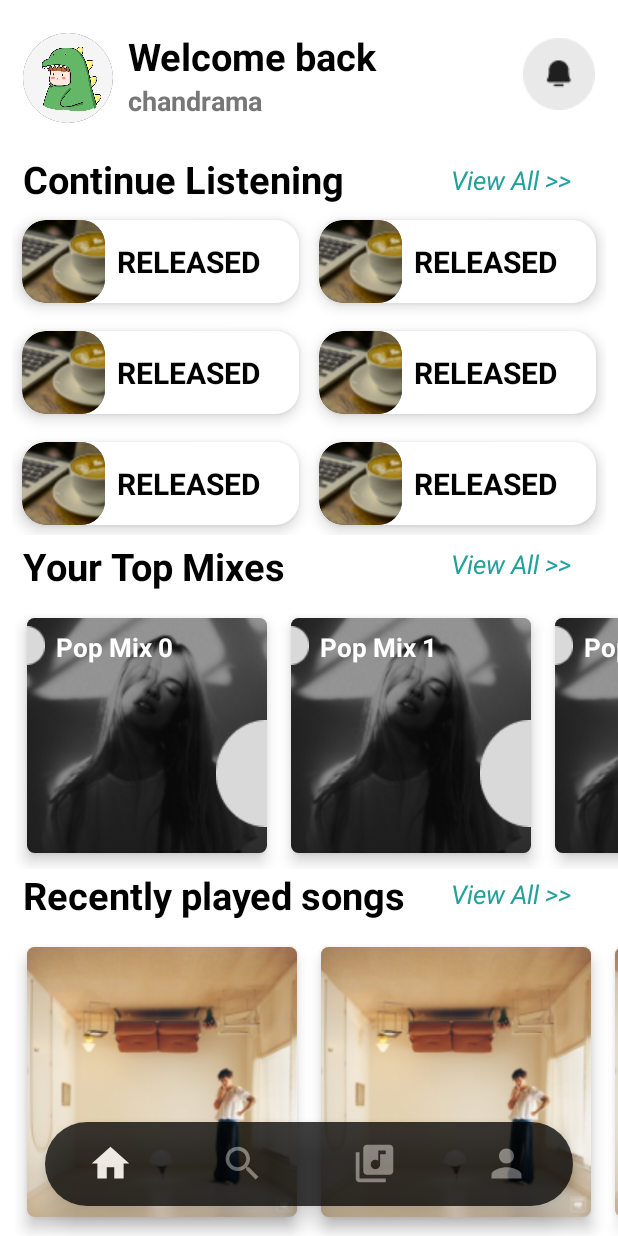
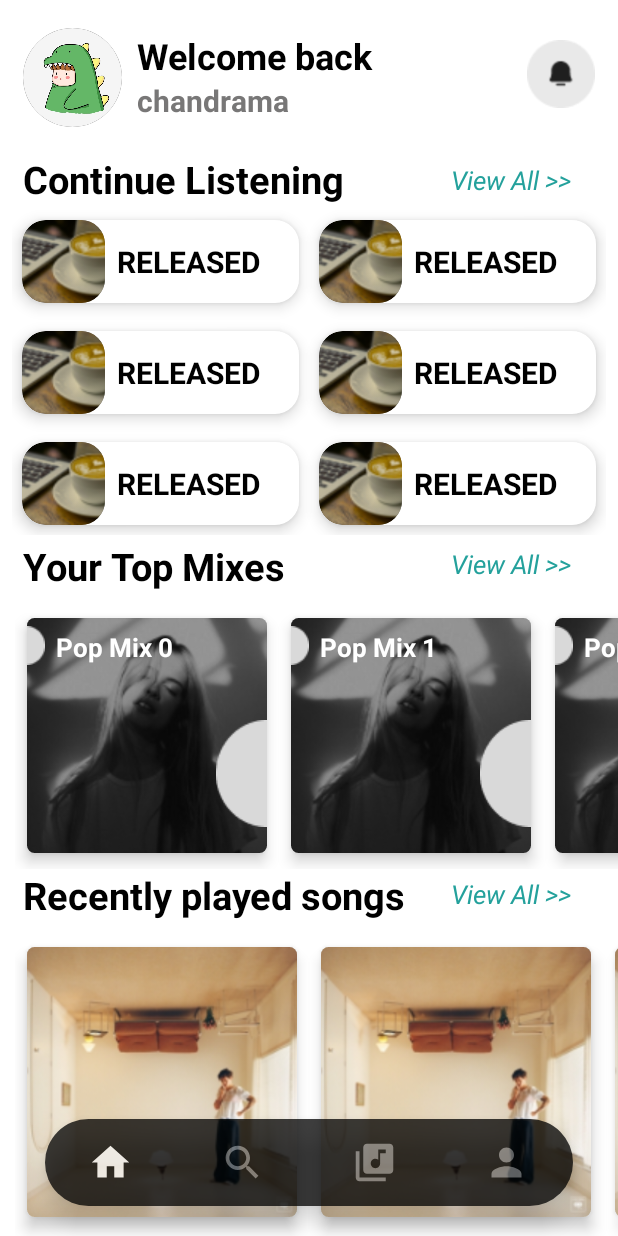
Before and after one commit to thm1911/Android---NCast, an Android app: the MainAppFragment screen opened through its navigation route, on a phone screen of 412 x 824 dp. Run offline under Robolectric (Android 15) with nearby library versions, the phone set to English and light mode, and no system bars; our stand-ins replace navigation-ui.

Commit message:
constraint layout

```diff
--- a/app/src/main/java/com/example/ncast/ui/mainApp/home/HomeFragment.kt
+++ b/app/src/main/java/com/example/ncast/ui/mainApp/home/HomeFragment.kt
@@ -1,4 +1,5 @@
 package com.example.ncast.ui.mainApp.home
+
 import com.example.ncast.adapter.recyclerViewHomeAdapter.ContinueCategoryAdapter
 import android.os.Bundle
 import android.view.LayoutInflater
@@ -7,41 +8,53 @@ import android.view.ViewGroup
 import androidx.fragment.app.Fragment
 import androidx.recyclerview.widget.GridLayoutManager
 import androidx.recyclerview.widget.LinearLayoutManager
-import androidx.recyclerview.widget.RecyclerView
 import com.example.ncast.R
 import com.example.ncast.SpacingItem
 import com.example.ncast.adapter.recyclerViewHomeAdapter.RecentMusicListeningAdapter
 import com.example.ncast.adapter.recyclerViewHomeAdapter.TopTrendingAdapter
+import com.example.ncast.databinding.FragmentHomeBinding
 
 class HomeFragment : Fragment() {
+
+    private var _binding: FragmentHomeBinding? = null
+    private val binding get() = _binding!!
 
     override fun onCreateView(
         inflater: LayoutInflater,
         container: ViewGroup?,
         savedInstanceState: Bundle?
     ): View? {
-        val view = inflater.inflate(R.layout.fragment_home, container, false)
+        _binding = FragmentHomeBinding.inflate(inflater, container, false)
+        return binding.root
+    }
+
+    override fun onViewCreated(view: View, savedInstanceState: Bundle?) {
+        super.onViewCreated(view, savedInstanceState)
 
         // Continue Listening
-        val recyclerView: RecyclerView = view.findViewById(R.id.recyclerView_continue)
-        recyclerView.layoutManager = GridLayoutManager(requireContext(), 2)// cột
+        binding.recyclerViewContinue.layoutManager = GridLayoutManager(requireContext(), 2) // cột
         val adapter = ContinueCategoryAdapter()
-        recyclerView.adapter = adapter
+        binding.recyclerViewContinue.adapter = adapter
 
-        //Top Trending
-        val recyclerViewTrending: RecyclerView = view.findViewById(R.id.recyclerView_top_trending)
-        recyclerViewTrending.layoutManager = LinearLayoutManager(requireContext(), LinearLayoutManager.HORIZONTAL, false)
+        // Top Trending
+        binding.recyclerViewTopTrending.layoutManager =
+            LinearLayoutManager(requireContext(), LinearLayoutManager.HORIZONTAL, false)
         val adapterTrending = TopTrendingAdapter()
-        recyclerViewTrending.adapter = adapterTrending
+        binding.recyclerViewTopTrending.adapter = adapterTrending
 
         // Recent Music Listening
-        val recyclerViewRecentMusic: RecyclerView = view.findViewById(R.id.recyclerView_recent_music_listening)
-        recyclerViewRecentMusic.layoutManager = LinearLayoutManager(requireContext(), LinearLayoutManager.HORIZONTAL, false)
+        binding.recyclerViewRecentMusicListening.layoutManager =
+            LinearLayoutManager(requireContext(), LinearLayoutManager.HORIZONTAL, false)
         val adapterRecentMusic = RecentMusicListeningAdapter()
-        recyclerViewRecentMusic.adapter = adapterRecentMusic
+        binding.recyclerViewRecentMusicListening.adapter = adapterRecentMusic
+
+        // Adding spacing
         val space = resources.getDimensionPixelSize(R.dimen.space)
-        recyclerView.addItemDecoration(SpacingItem(space))
+        binding.recyclerViewContinue.addItemDecoration(SpacingItem(space))
+    }
 
-        return view
+    override fun onDestroyView() {
+        super.onDestroyView()
+        _binding = null
     }
 }
--- a/app/src/main/res/layout/fragment_home.xml
+++ b/app/src/main/res/layout/fragment_home.xml
@@ -1,182 +1,187 @@
 <?xml version="1.0" encoding="utf-8"?>
-<androidx.constraintlayout.widget.ConstraintLayout
-    xmlns:android="http://schemas.android.com/apk/res/android"
+<androidx.constraintlayout.widget.ConstraintLayout xmlns:android="http://schemas.android.com/apk/res/android"
     xmlns:app="http://schemas.android.com/apk/res-auto"
     xmlns:tools="http://schemas.android.com/tools"
     android:layout_width="match_parent"
     android:layout_height="match_parent"
-    tools:context=".ui.mainApp.home.HomeFragment"
-    android:background="@color/white">
+    android:background="@color/white"
+    tools:context=".ui.mainApp.home.HomeFragment">
 
     <ImageView
-        android:layout_width="wrap_content"
-        android:layout_height="wrap_content"
+        android:layout_width="0dp"
+        android:layout_height="0dp"
+        android:layout_marginEnd="15dp"
         android:src="@drawable/notification"
+        app:layout_constraintBottom_toTopOf="@id/continue_listening"
+        app:layout_constraintDimensionRatio="1:1"
+        app:layout_constraintEnd_toEndOf="parent"
+        app:layout_constraintHeight_percent="0.055"
         app:layout_constraintTop_toTopOf="parent"
-        app:layout_constraintEnd_toEndOf="parent"
-        app:layout_constraintBottom_toTopOf="@id/continue_listening"
-        app:layout_constraintVertical_bias="0.475"
-        android:layout_marginEnd="15dp" />
+        app:layout_constraintVertical_bias="0.475" />
 
     <ImageView
         android:id="@+id/avt"
-        android:layout_width="60dp"
-        android:layout_height="60dp"
+        android:layout_width="0dp"
+        android:layout_height="0dp"
+        android:layout_marginStart="15dp"
         android:background="@drawable/rounded_image_avt"
         android:clipToOutline="true"
         android:scaleType="centerCrop"
         android:src="@drawable/avt"
         app:layout_constraintBottom_toTopOf="@id/continue_listening"
+        app:layout_constraintDimensionRatio="1:1"
+        app:layout_constraintHeight_percent="0.08"
         app:layout_constraintStart_toStartOf="parent"
         app:layout_constraintTop_toTopOf="parent"
-        app:layout_constraintVertical_bias="0.52"
-        android:layout_marginStart="15dp"/>
+        app:layout_constraintVertical_bias="0.52" />
 
     <TextView
         android:id="@+id/welcome"
-        android:layout_width="wrap_content"
-        android:layout_height="wrap_content"
+        android:layout_width="0dp"
+        android:layout_height="0dp"
         android:layout_marginStart="10dp"
+        android:autoSizeMaxTextSize="25sp"
+        android:autoSizeMinTextSize="15sp"
+        android:autoSizeTextType="uniform"
         android:text="Welcome back"
         android:textColor="@color/black"
         android:textSize="25sp"
         android:textStyle="bold"
         app:layout_constraintBottom_toTopOf="@id/continue_listening"
+        app:layout_constraintHeight_percent="0.04"
+        app:layout_constraintWidth_percent="0.6"
         app:layout_constraintStart_toEndOf="@id/avt"
         app:layout_constraintTop_toTopOf="parent"
         app:layout_constraintVertical_bias="0.3" />
 
     <TextView
         android:id="@+id/name"
-        android:layout_width="wrap_content"
-        android:layout_height="wrap_content"
+        android:layout_width="0dp"
+        android:layout_height="0dp"
+        android:autoSizeMaxTextSize="20sp"
+        android:autoSizeMinTextSize="15sp"
+        android:autoSizeTextType="uniform"
+        app:layout_constraintHeight_percent="0.05"
+        app:layout_constraintWidth_percent="0.6"
+        android:layout_marginStart="10dp"
+        android:text="chandrama"
         android:textColor="@color/grey"
-        android:text="chandrama"
-        android:textSize="18sp"
         android:textStyle="bold"
         app:layout_constraintStart_toEndOf="@id/avt"
         app:layout_constraintTop_toBottomOf="@id/welcome"
-        app:layout_constraintVertical_bias="0.02"
-        android:layout_marginStart="10dp"
-        />
+        app:layout_constraintVertical_bias="0.02" />
 
     <TextView
         android:id="@+id/continue_listening"
         android:layout_width="0dp"
         android:layout_height="0dp"
-        app:layout_constraintHeight_percent="0.05"
+        android:layout_marginStart="15dp"
         android:autoSizeMaxTextSize="25sp"
         android:autoSizeMinTextSize="15sp"
         android:autoSizeTextType="uniform"
-        app:layout_constraintStart_toStartOf="parent"
-        app:layout_constraintEnd_toEndOf="parent"
-        app:layout_constraintTop_toTopOf="parent"
-        app:layout_constraintBottom_toBottomOf="parent"
         android:text="Continue Listening"
         android:textColor="@color/black"
         android:textStyle="bold"
-        android:layout_marginStart="15dp"
-        app:layout_constraintVertical_bias="0.13"
+        app:layout_constraintBottom_toBottomOf="parent"
+        app:layout_constraintEnd_toEndOf="parent"
+        app:layout_constraintHeight_percent="0.05"
         app:layout_constraintHorizontal_bias="0"
-        />
+        app:layout_constraintStart_toStartOf="parent"
+        app:layout_constraintTop_toTopOf="parent"
+        app:layout_constraintVertical_bias="0.13" />
 
     <TextView
         android:id="@+id/continue_listening_more"
         android:layout_width="wrap_content"
         android:layout_height="wrap_content"
-        app:layout_constraintStart_toStartOf="parent"
-        app:layout_constraintEnd_toEndOf="parent"
-        app:layout_constraintTop_toTopOf="parent"
-        app:layout_constraintBottom_toBottomOf="parent"
+        android:layout_marginStart="15dp"
         android:text="View All >>"
         android:textColor="@color/green"
         android:textSize="17sp"
         android:textStyle="italic"
-        android:layout_marginStart="15dp"
-        app:layout_constraintVertical_bias="0.135"
+        app:layout_constraintBottom_toBottomOf="parent"
+        app:layout_constraintEnd_toEndOf="parent"
         app:layout_constraintHorizontal_bias="0.9"
-        />
+        app:layout_constraintStart_toStartOf="parent"
+        app:layout_constraintTop_toTopOf="parent"
+        app:layout_constraintVertical_bias="0.135" />
 
     <androidx.recyclerview.widget.RecyclerView
         android:id="@+id/recyclerView_continue"
         android:layout_width="0dp"
         android:layout_height="0dp"
+        android:layout_marginStart="8dp"
+        android:layout_marginTop="-5dp"
+        android:layout_marginEnd="8dp"
+        android:layout_marginBottom="3dp"
+        app:layout_constraintBottom_toTopOf="@id/your_top_mixes"
+        app:layout_constraintEnd_toEndOf="parent"
         app:layout_constraintStart_toStartOf="parent"
-        app:layout_constraintEnd_toEndOf="parent"
         app:layout_constraintTop_toBottomOf="@id/continue_listening"
-        app:layout_constraintBottom_toTopOf="@id/your_top_mixes"
-        tools:listitem="@layout/item_music"
-        android:layout_marginBottom="3dp"
-        android:layout_marginTop="-5dp"
-        android:layout_marginStart="8dp"
-        android:layout_marginEnd="8dp"
-        />
+        tools:listitem="@layout/item_music" />
 
     <TextView
         android:id="@+id/your_top_mixes"
         android:layout_width="0dp"
         android:layout_height="0dp"
-        app:layout_constraintStart_toStartOf="parent"
-        app:layout_constraintEnd_toEndOf="parent"
-        app:layout_constraintTop_toTopOf="parent"
-        app:layout_constraintBottom_toBottomOf="parent"
-        android:text="Your Top Mixes"
-        android:textColor="@color/black"
-        app:layout_constraintHeight_percent="0.05"
+        android:layout_marginStart="15dp"
         android:autoSizeMaxTextSize="25sp"
         android:autoSizeMinTextSize="15sp"
         android:autoSizeTextType="uniform"
+        android:text="Your Top Mixes"
+        android:textColor="@color/black"
         android:textStyle="bold"
-        android:layout_marginStart="15dp"
-        app:layout_constraintVertical_bias="0.46"
+        app:layout_constraintBottom_toBottomOf="parent"
+        app:layout_constraintEnd_toEndOf="parent"
+        app:layout_constraintHeight_percent="0.05"
         app:layout_constraintHorizontal_bias="0"
-        />
+        app:layout_constraintStart_toStartOf="parent"
+        app:layout_constraintTop_toTopOf="parent"
+        app:layout_constraintVertical_bias="0.46" />
 
     <TextView
         android:id="@+id/your_top_mixes_more"
         android:layout_width="wrap_content"
         android:layout_height="wrap_content"
-        app:layout_constraintStart_toStartOf="parent"
-        app:layout_constraintEnd_toEndOf="parent"
-        app:layout_constraintTop_toTopOf="parent"
-        app:layout_constraintBottom_toBottomOf="parent"
+        android:layout_marginStart="15dp"
         android:text="View All >>"
         android:textColor="@color/green"
         android:textSize="17sp"
         android:textStyle="italic"
-        android:layout_marginStart="15dp"
-        app:layout_constraintVertical_bias="0.455"
+        app:layout_constraintBottom_toBottomOf="parent"
+        app:layout_constraintEnd_toEndOf="parent"
         app:layout_constraintHorizontal_bias="0.9"
-        />
+        app:layout_constraintStart_toStartOf="parent"
+        app:layout_constraintTop_toTopOf="parent"
+        app:layout_constraintVertical_bias="0.455" />
 
     <androidx.recyclerview.widget.RecyclerView
         android:id="@+id/recyclerView_top_trending"
         android:layout_width="0dp"
         android:layout_height="0dp"
+        android:layout_marginStart="10dp"
         app:layout_constraintBottom_toTopOf="@id/recent_listening"
         app:layout_constraintEnd_toEndOf="parent"
         app:layout_constraintHorizontal_bias="0.0"
         app:layout_constraintStart_toStartOf="parent"
         app:layout_constraintTop_toBottomOf="@id/your_top_mixes"
         app:layout_constraintVertical_bias="1.0"
-        tools:listitem="@layout/trend_music"
-        android:layout_marginStart="10dp"
-        />
+        tools:listitem="@layout/trend_music" />
 
     <TextView
         android:id="@+id/recent_listening"
         android:layout_width="0dp"
         android:layout_height="0dp"
         android:layout_marginStart="15dp"
-        android:text="Recently played songs"
-        android:textColor="@color/black"
-        app:layout_constraintHeight_percent="0.05"
         android:autoSizeMaxTextSize="25sp"
         android:autoSizeMinTextSize="15sp"
         android:autoSizeTextType="uniform"
+        android:text="Recently played songs"
+        android:textColor="@color/black"
         android:textStyle="bold"
         app:layout_constraintBottom_toBottomOf="parent"
         app:layout_constraintEnd_toEndOf="parent"
+        app:layout_constraintHeight_percent="0.05"
         app:layout_constraintHorizontal_bias="0.014"
         app:layout_constraintStart_toStartOf="parent"
         app:layout_constraintTop_toTopOf="parent"
@@ -186,18 +191,17 @@
         android:id="@+id/your_recent_listening"
         android:layout_width="wrap_content"
         android:layout_height="wrap_content"
-        app:layout_constraintStart_toStartOf="parent"
-        app:layout_constraintEnd_toEndOf="parent"
-        app:layout_constraintTop_toTopOf="parent"
-        app:layout_constraintBottom_toBottomOf="parent"
+        android:layout_marginStart="15dp"
         android:text="View All >>"
         android:textColor="@color/green"
         android:textSize="17sp"
         android:textStyle="italic"
-        android:layout_marginStart="15dp"
-        app:layout_constraintVertical_bias="0.73"
+        app:layout_constraintBottom_toBottomOf="parent"
+        app:layout_constraintEnd_toEndOf="parent"
         app:layout_constraintHorizontal_bias="0.9"
-        />
+        app:layout_constraintStart_toStartOf="parent"
+        app:layout_constraintTop_toTopOf="parent"
+        app:layout_constraintVertical_bias="0.73" />
 
 
     <androidx.recyclerview.widget.RecyclerView
--- a/app/src/main/res/layout/fragment_main_app.xml
+++ b/app/src/main/res/layout/fragment_main_app.xml
@@ -18,8 +18,9 @@
 
     <com.google.android.material.bottomnavigation.BottomNavigationView
         android:id="@+id/bottomNavigation"
-        android:layout_width="match_parent"
-        android:layout_height="wrap_content"
+        android:layout_width="0dp"
+        android:layout_height="0dp"
+        app:layout_constraintHeight_percent="0.07"
         android:layout_alignParentBottom="true"
         android:layout_marginBottom="20dp"
         android:layout_marginEnd="30dp"
```
